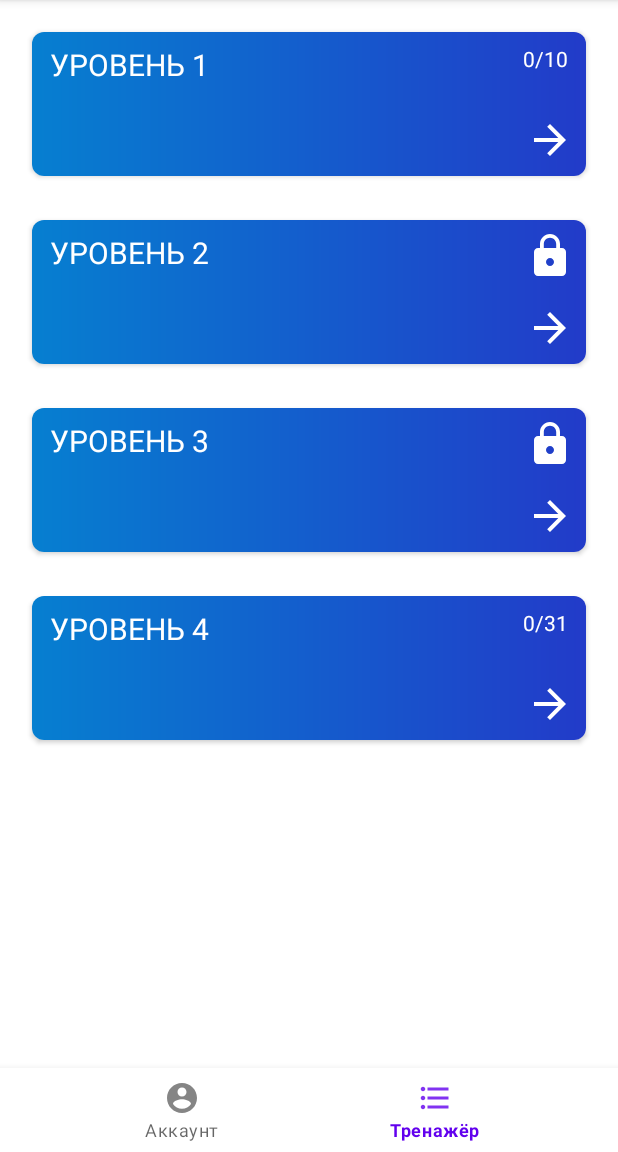
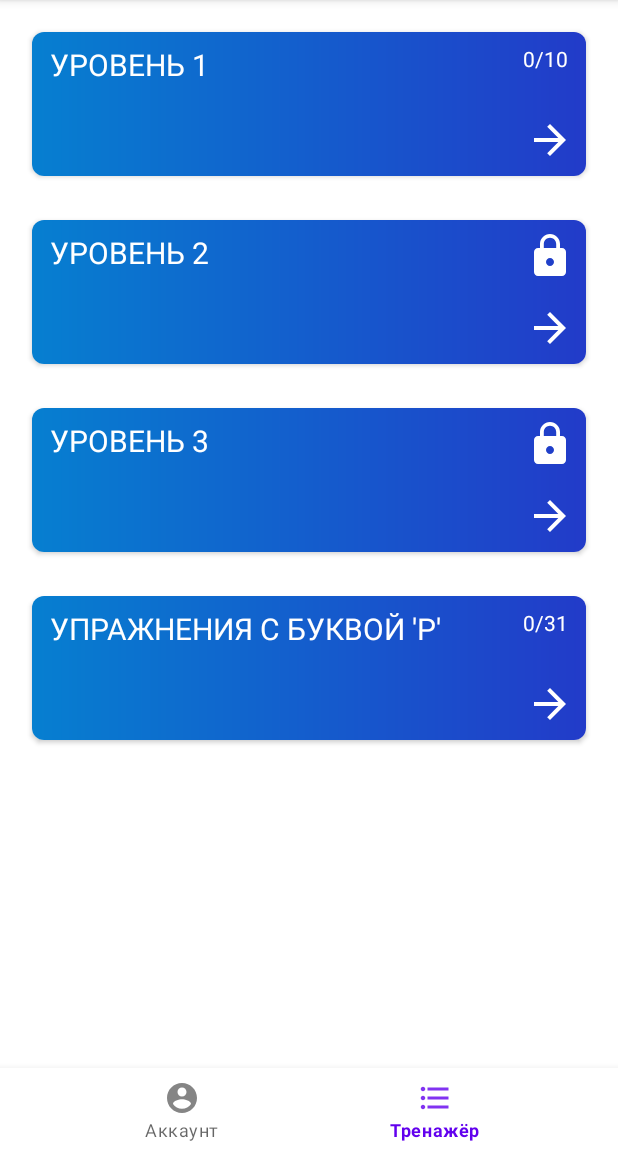
Before and after one commit to X-Foundation/aihack2, an Android app: the screen it shows after launch (MainActivity), item 2 of the bottom bar chosen, on a phone screen of 412 x 824 dp, the part 84-1236 px from its top. Run offline under Robolectric (Android 15) with nearby library versions, the phone set to English and light mode, and no system bars; libraries missing offline, so code that uses them is left out: com.suke.widget, params.com.stepprogressview; 5 statements that could not run were skipped.

Commit message:
back arrow

```diff
--- a/app/src/main/java/com/example/aihack/fragments/LevelFragment.kt
+++ b/app/src/main/java/com/example/aihack/fragments/LevelFragment.kt
@@ -69,7 +69,10 @@ class LevelFragment : Fragment() {
                 val trainerTitle = itemView.findViewById<TextView>(R.id.level_title)
                 val trainerLock = itemView.findViewById<ImageView>(R.id.lock)
                 val xpTitle = itemView.findViewById<TextView>(R.id.xpLevelTextView)
-                val title = "Уровень " + test.level
+                val title: String = if(test.level == 4)
+                    "Упражнения с буквой 'Р'"
+                else
+                    "Уровень " + test.level
                 trainerTitle.text = title
                 val check = GsonParser.getInstance(requireActivity())
                     .getAllXp() >= (test.level - 1) * 8 || test.level == 1 || test.level == 4
--- a/app/src/main/java/com/example/aihack/fragments/TestFragment.kt
+++ b/app/src/main/java/com/example/aihack/fragments/TestFragment.kt
@@ -9,10 +9,13 @@ import android.text.SpannableString
 import android.text.SpannableStringBuilder
 import android.text.style.ForegroundColorSpan
 import android.view.LayoutInflater
+import android.view.MenuItem
 import android.view.View
 import android.view.ViewGroup
 import android.widget.Button
 import android.widget.TextView
+import androidx.appcompat.app.AppCompatActivity
+import androidx.appcompat.widget.Toolbar
 import androidx.fragment.app.Fragment
 import com.example.aihack.R
 import com.example.aihack.utils.CameraHelper
@@ -47,6 +50,8 @@ class TestFragment : Fragment() {
     @SuppressLint("CutPasteId")
     override fun onViewCreated(view: View, savedInstanceState: Bundle?) {
         super.onViewCreated(view, savedInstanceState)
+        (requireActivity() as AppCompatActivity).supportActionBar!!.setDisplayHomeAsUpEnabled(true)
+        (requireActivity() as AppCompatActivity).supportActionBar!!.setDisplayShowHomeEnabled(true)
         FaceContourGraphic.MOUTH_OPENED = false
         val textView = view.findViewById<TextView>(R.id.textView2)
         val level = requireActivity().intent.getIntExtra("level", 0)
--- a/app/src/main/java/com/example/aihack/fragments/TrainerFragment.kt
+++ b/app/src/main/java/com/example/aihack/fragments/TrainerFragment.kt
@@ -6,6 +6,7 @@ import android.view.LayoutInflater
 import android.view.View
 import android.view.ViewGroup
 import android.widget.TextView
+import androidx.appcompat.app.AppCompatActivity
 import androidx.fragment.app.Fragment
 import androidx.recyclerview.widget.GridLayoutManager
 import androidx.recyclerview.widget.RecyclerView
@@ -27,6 +28,8 @@ class TrainerFragment : Fragment() {
 
     override fun onViewCreated(view: View, savedInstanceState: Bundle?) {
         super.onViewCreated(view, savedInstanceState)
+        (requireActivity() as AppCompatActivity).supportActionBar!!.setDisplayHomeAsUpEnabled(true)
+        (requireActivity() as AppCompatActivity).supportActionBar!!.setDisplayShowHomeEnabled(true)
         recyclerView = view.findViewById<RecyclerView>(R.id.test_recycler_view)
         recyclerView.layoutManager = GridLayoutManager(requireActivity(), 2)
         recyclerView.addItemDecoration(GridSpacingItemDecoration(2, 64, true))
```
Also changed, not shown: app/src/main/java/com/example/aihack/activities/TestActivity.kt (+8 -0 lines), app/src/main/java/com/example/aihack/activities/TrainerActivity.kt (+8 -0 lines).
